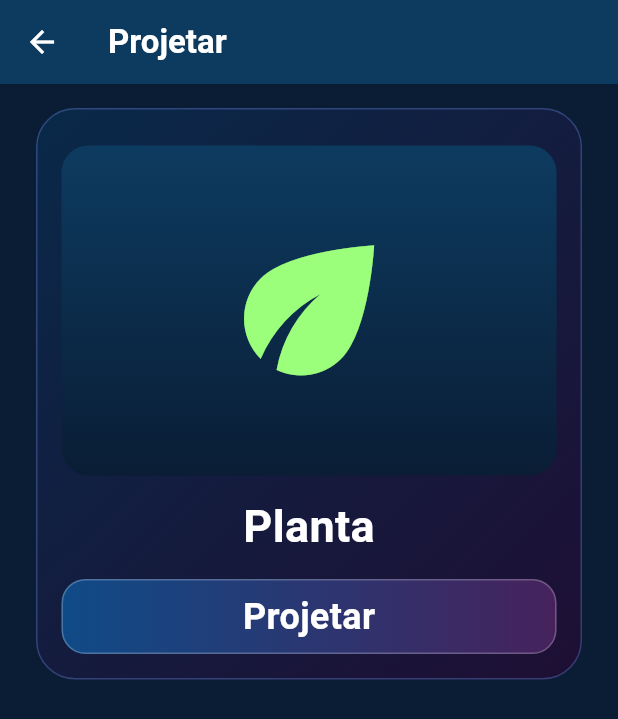
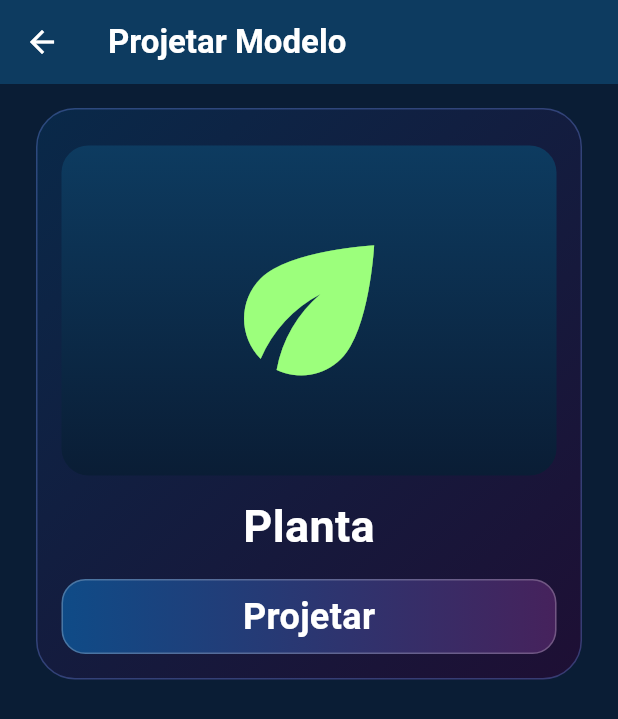
Before and after one commit to LucasCavalier/DecorAR, a Flutter app: the ProjectScreen screen opened directly, on a phone screen of 412 x 824 dp. Shown: the top 719 px of the screen. Run offline on Flutter 3.47's test engine with Material 3 defaults, Android fonts, the phone set to English and light mode, and no system bars; Roboto replaces fonts that are missing (SF Pro Display).

Commit message:
Tela "Projetar Modelo" - OK

```diff
--- a/lib/main.dart
+++ b/lib/main.dart
@@ -295,7 +295,7 @@ class ProjectScreen extends StatelessWidget {
       appBar: AppBar(
         backgroundColor: const Color(0xFF0D3B60),
         title: const Text(
-          'Projetar',
+          'Projetar Modelo',
           style: TextStyle(
             color: Colors.white, // título em branco
             fontWeight: FontWeight.w700,
```
